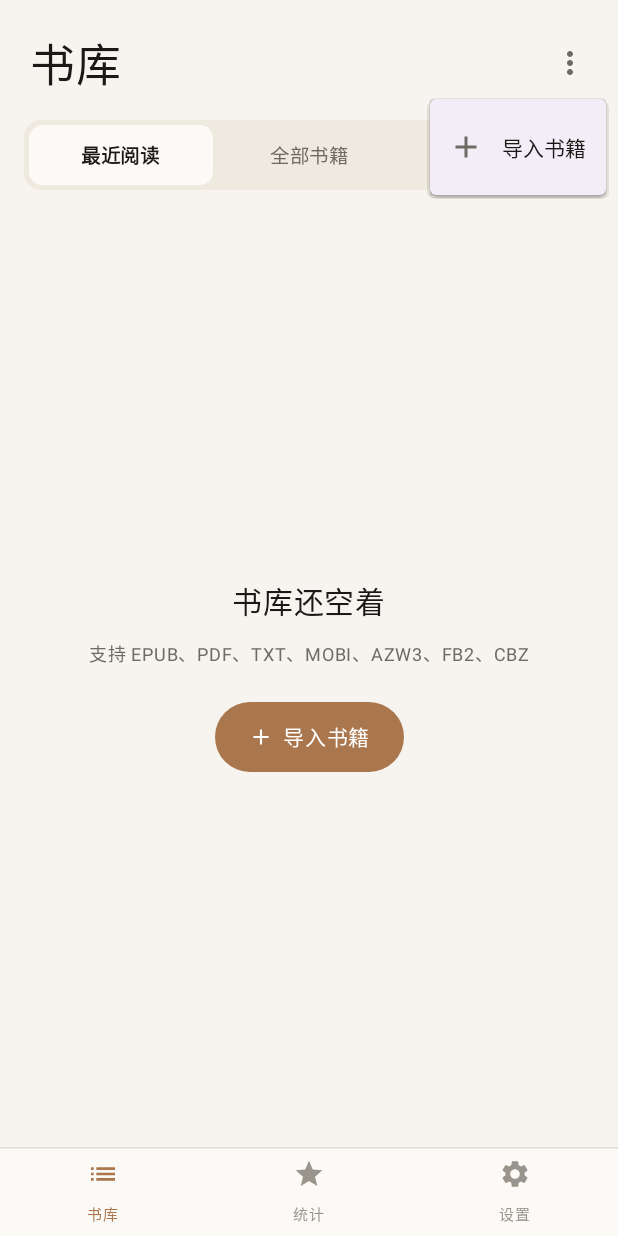
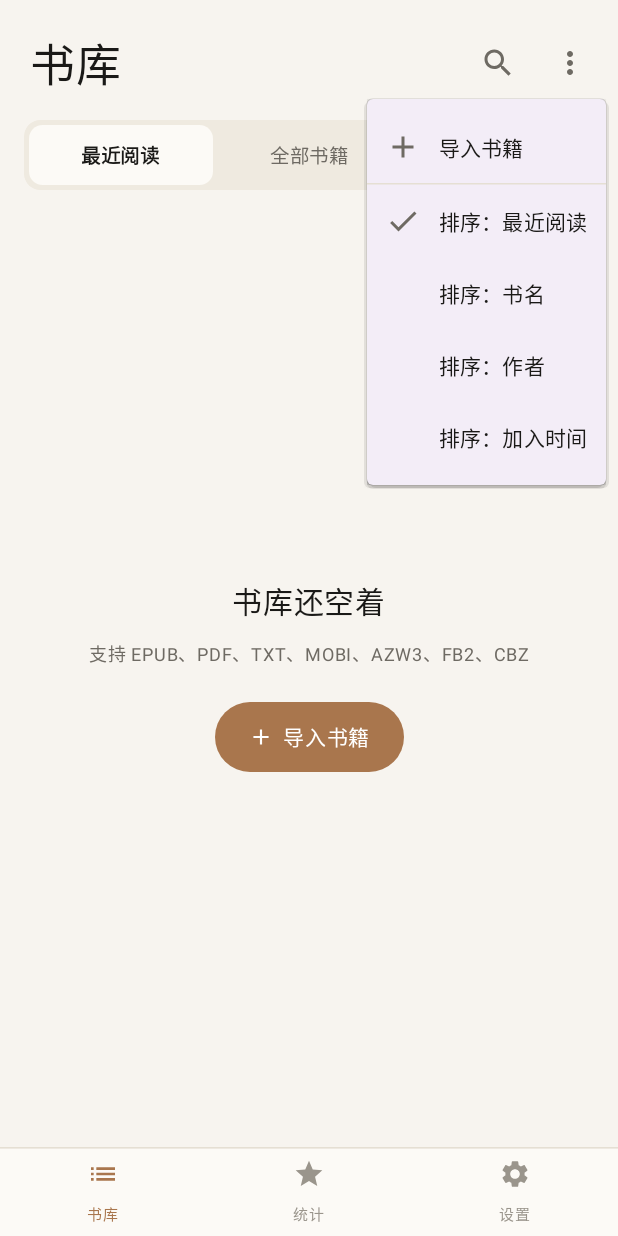
Before and after one commit to Yan-Congliu/lumenbook, an Android app built with Jetpack Compose: the screen it shows after launch (MainActivity), after a tap on "更多", on a phone screen of 412 x 824 dp. Run offline under Robolectric (Android 15) with nearby library versions, the phone set to English and light mode, and no system bars.

Commit message:
阶段 8：书库搜索 + 排序（最近/书名/作者/加入时间）

```diff
--- a/app/build.gradle.kts
+++ b/app/build.gradle.kts
@@ -32,8 +32,8 @@ android {
         applicationId = "com.lumenbook.reader"
         minSdk = 26
         targetSdk = 37
-        versionCode = 18
-        versionName = "0.6.2"
+        versionCode = 19
+        versionName = "0.6.3"
     }
 
     buildTypes {
--- a/app/src/main/java/com/lumenbook/reader/ui/library/LibraryScreen.kt
+++ b/app/src/main/java/com/lumenbook/reader/ui/library/LibraryScreen.kt
@@ -32,10 +32,13 @@ import androidx.compose.foundation.text.KeyboardOptions
 import androidx.compose.foundation.verticalScroll
 import androidx.compose.material.icons.Icons
 import androidx.compose.material.icons.filled.Add
+import androidx.compose.material.icons.filled.Check
+import androidx.compose.material.icons.filled.Close
 import androidx.compose.material.icons.filled.Delete
 import androidx.compose.material.icons.filled.Edit
 import androidx.compose.material.icons.filled.MoreVert
 import androidx.compose.material.icons.filled.PlayArrow
+import androidx.compose.material.icons.filled.Search
 import androidx.compose.material3.AlertDialog
 import androidx.compose.material3.DropdownMenu
 import androidx.compose.material3.DropdownMenuItem
@@ -54,6 +57,7 @@ import androidx.compose.runtime.getValue
 import androidx.compose.runtime.mutableStateOf
 import androidx.compose.runtime.produceState
 import androidx.compose.runtime.remember
+import androidx.compose.runtime.saveable.rememberSaveable
 import androidx.compose.runtime.setValue
 import androidx.compose.ui.Alignment
 import androidx.compose.ui.Modifier
@@ -77,6 +81,14 @@ import kotlinx.coroutines.withContext
 
 private enum class Filter(val label: String) { RECENT("最近阅读"), ALL("全部书籍"), FINISHED("已读完") }
 
+/** 排序方式。最近阅读沿用库里的顺序（打开过的排前面）。*/
+private enum class Sort(val label: String) {
+    RECENT("最近阅读"),
+    TITLE("书名"),
+    AUTHOR("作者"),
+    ADDED("加入时间"),
+}
+
 @OptIn(ExperimentalMaterial3Api::class, ExperimentalFoundationApi::class)
 @Composable
 fun LibraryScreen(
@@ -91,11 +103,25 @@ fun LibraryScreen(
     var menuOpen by remember { mutableStateOf(false) }
     var sheetBook by remember { mutableStateOf<Book?>(null) }
     var editBook by remember { mutableStateOf<Book?>(null) }
+    var searching by rememberSaveable { mutableStateOf(false) }
+    var query by rememberSaveable { mutableStateOf("") }
+    var sort by rememberSaveable { mutableStateOf(Sort.RECENT) }
 
-    val shown = when (filter) {
+    val picked = when (filter) {
         Filter.RECENT -> books
         Filter.ALL -> books.sortedByDescending { it.addedAt }
         Filter.FINISHED -> books.filter { it.finished }
+    }
+    val trimmed = query.trim()
+    val matched = if (trimmed.isEmpty()) picked else picked.filter { book ->
+        book.title.contains(trimmed, ignoreCase = true) ||
+            (book.author?.contains(trimmed, ignoreCase = true) ?: false)
+    }
+    val shown = when (sort) {
+        Sort.RECENT -> matched
+        Sort.TITLE -> matched.sortedBy { it.title }
+        Sort.AUTHOR -> matched.sortedWith(compareBy({ it.author.orEmpty() }, { it.title }))
+        Sort.ADDED -> matched.sortedByDescending { it.addedAt }
     }
 
     Column(Modifier.fillMaxSize()) {
@@ -113,6 +139,13 @@ fun LibraryScreen(
                 color = colors.text,
             )
             Spacer(Modifier.weight(1f))
+            IconButton(onClick = { searching = !searching; if (!searching) query = "" }) {
+                Icon(
+                    imageVector = if (searching) Icons.Filled.Close else Icons.Filled.Search,
+                    contentDescription = if (searching) "关闭搜索" else "搜索",
+                    tint = colors.textSecondary,
+                )
+            }
             Box {
                 IconButton(onClick = { menuOpen = true }) {
                     Icon(Icons.Filled.MoreVert, contentDescription = "更多", tint = colors.textSecondary)
@@ -126,8 +159,38 @@ fun LibraryScreen(
                             onImport()
                         },
                     )
+                    HorizontalDivider()
+                    Sort.entries.forEach { option ->
+                        DropdownMenuItem(
+                            text = { Text("排序：${option.label}") },
+                            leadingIcon = {
+                                if (sort == option) {
+                                    Icon(Icons.Filled.Check, contentDescription = null)
+                                } else {
+                                    Spacer(Modifier.size(24.dp))
+                                }
+                            },
+                            onClick = {
+                                menuOpen = false
+                                sort = option
+                            },
+                        )
+                    }
                 }
             }
+        }
+
+        if (searching) {
+            OutlinedTextField(
+                value = query,
+                onValueChange = { query = it },
+                singleLine = true,
+                placeholder = { Text("搜索书名或作者", fontSize = 14.sp) },
+                keyboardOptions = KeyboardOptions(imeAction = ImeAction.Search),
+                modifier = Modifier
+                    .fillMaxWidth()
+                    .padding(horizontal = 16.dp, vertical = 4.dp),
+            )
         }
 
         SegmentedControl(
@@ -140,8 +203,9 @@ fun LibraryScreen(
         when {
             shown.isEmpty() && books.isEmpty() -> EmptyLibrary(onImport)
             shown.isEmpty() -> Text(
-                text = when (filter) {
-                    Filter.FINISHED -> "还没有读完的书"
+                text = when {
+                    trimmed.isNotEmpty() -> "没有找到「$trimmed」"
+                    filter == Filter.FINISHED -> "还没有读完的书"
                     else -> "这里是空的"
                 },
                 color = colors.textSecondary,
```
